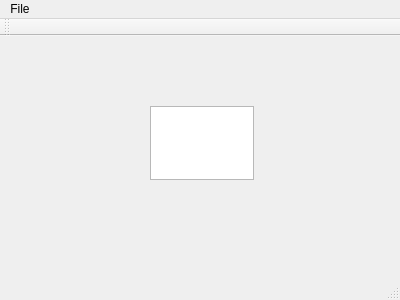
This is mainwindow.ui in HuangHuafeng/repeat as Qt 5 draws it before an edit. The edited form follows.
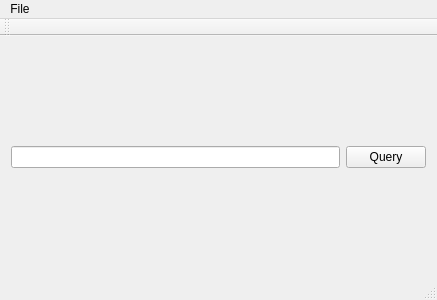
This is the edited form.

Diff of the .ui file:
```diff
--- a/mainwindow.ui
+++ b/mainwindow.ui
@@ -6,7 +6,7 @@
    <rect>
     <x>0</x>
     <y>0</y>
-    <width>400</width>
+    <width>437</width>
     <height>300</height>
    </rect>
   </property>
@@ -14,23 +14,32 @@
    <string>MainWindow</string>
   </property>
   <widget class="QWidget" name="centralWidget">
-   <widget class="QTextEdit" name="textEdit">
-    <property name="geometry">
-     <rect>
-      <x>150</x>
-      <y>70</y>
-      <width>104</width>
-      <height>74</height>
-     </rect>
-    </property>
-   </widget>
+   <layout class="QVBoxLayout" name="verticalLayout">
+    <item>
+     <layout class="QHBoxLayout" name="horizontalLayout">
+      <item>
+       <widget class="QLineEdit" name="lineEdit"/>
+      </item>
+      <item>
+       <widget class="QPushButton" name="pushButton">
+        <property name="text">
+         <string>Query</string>
+        </property>
+       </widget>
+      </item>
+     </layout>
+    </item>
+    <item>
+     <layout class="QHBoxLayout" name="horizontalLayout_2"/>
+    </item>
+   </layout>
   </widget>
   <widget class="QMenuBar" name="menuBar">
    <property name="geometry">
     <rect>
      <x>0</x>
      <y>0</y>
-     <width>400</width>
+     <width>437</width>
      <height>22</height>
     </rect>
    </property>
```
